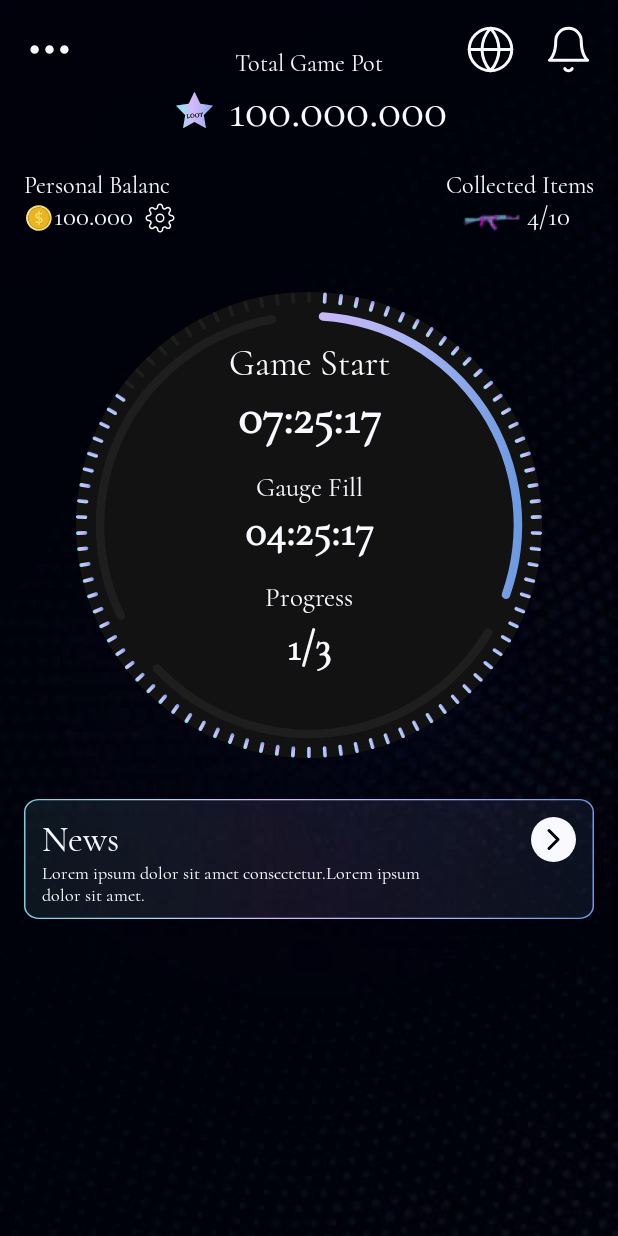
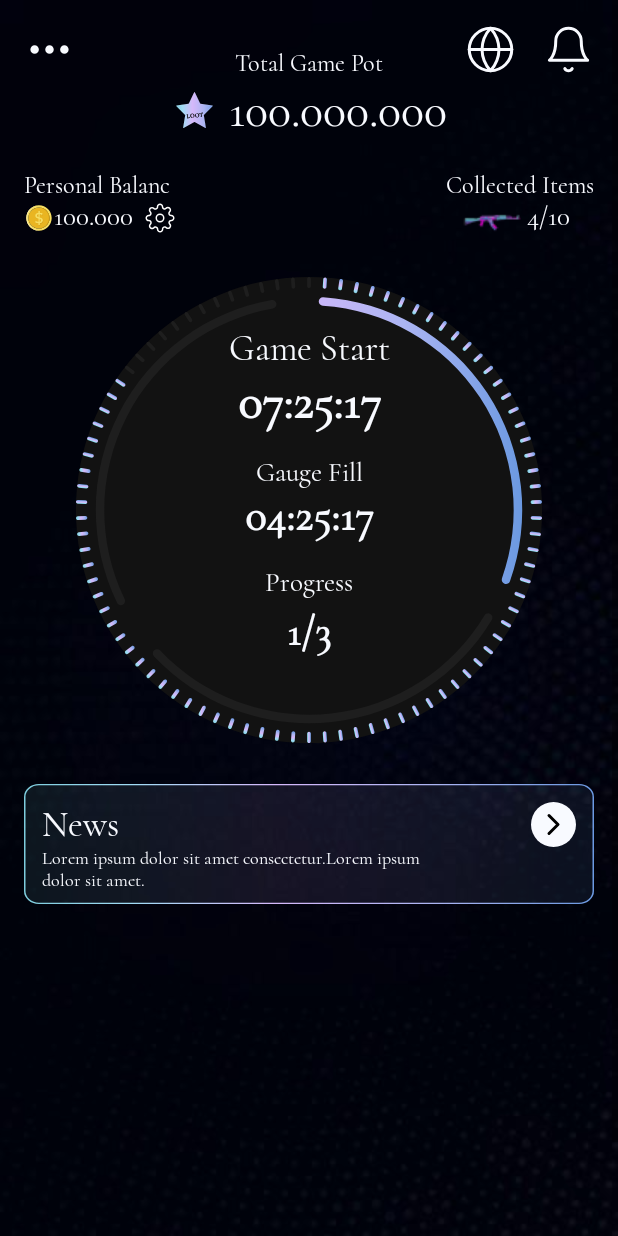
Before and after one commit to BogdanKur/WowLucky, an Android app: the fragment GamePageFragment shown on its own in the app's theme, on a phone screen of 412 x 824 dp. Run offline under Robolectric (Android 15) with nearby library versions, the phone set to English and light mode, and no system bars; 1 statement that could not run was skipped.

Commit message:
1.01 gamePage

```diff
--- a/app/src/main/res/layout/fragment_game_page.xml
+++ b/app/src/main/res/layout/fragment_game_page.xml
@@ -153,7 +153,6 @@
                 tools:ignore="MissingConstraints" />
 
             <ImageView
-                android:layout_marginTop="@dimen/_10dp"
                 android:id="@+id/ivCenter"
                 android:layout_width="@dimen/_365dp"
                 android:layout_height="@dimen/_365dp"
```
